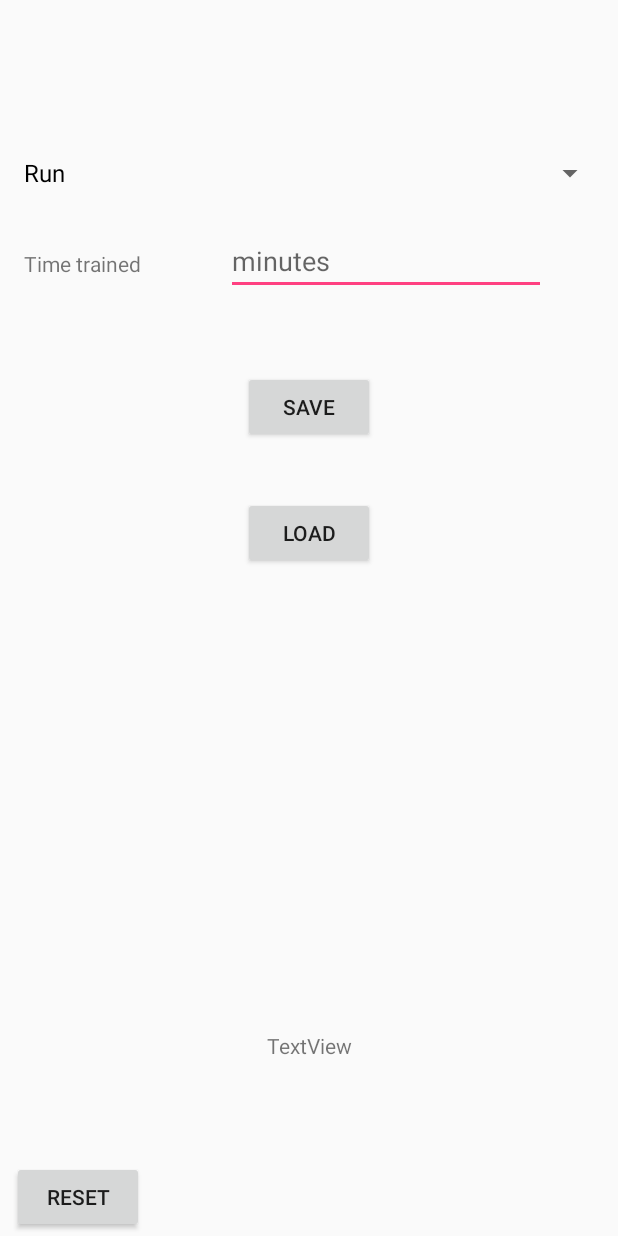
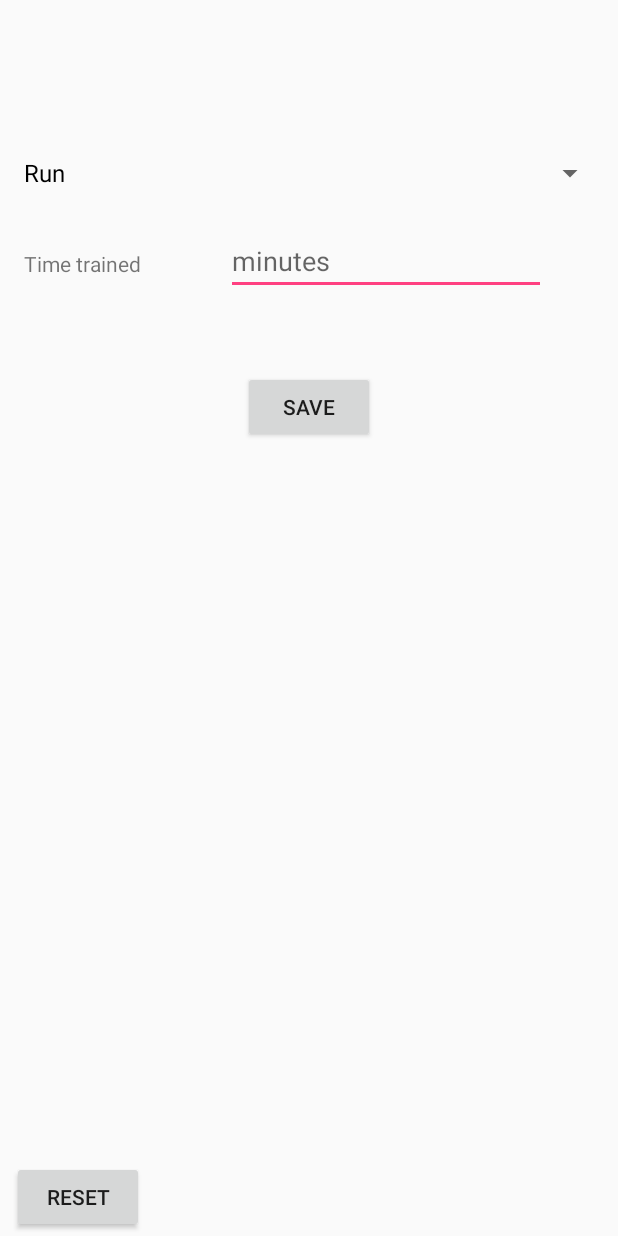
Before and after one commit to IvayloAsenov/GymBuddy, an Android app: the AddWorkout screen opened directly, with no data from a screen before it, after a tap on "SAVE", on a phone screen of 412 x 824 dp. Run offline under Robolectric (Android 15) with nearby library versions, the phone set to English and light mode, and no system bars.

Commit message:
-Saves Date and View Workouts is organized (date-workout-time)

```diff
--- a/app/src/main/java/com/example/ivo/gymbuddy/AddWorkout.java
+++ b/app/src/main/java/com/example/ivo/gymbuddy/AddWorkout.java
@@ -1,7 +1,11 @@
 package com.example.ivo.gymbuddy;
 
+import android.icu.text.SimpleDateFormat;
+import android.icu.util.Calendar;
 import android.icu.util.Output;
+import android.os.Build;
 import android.os.Bundle;
+import android.support.annotation.RequiresApi;
 import android.support.design.widget.FloatingActionButton;
 import android.support.design.widget.Snackbar;
 import android.support.v7.app.AppCompatActivity;
@@ -25,13 +29,9 @@ public class AddWorkout extends AppCompatActivity implements Workouts {
 
     Spinner spinner_workouts;
     Button b_save;
-    Button b_load;
-    TextView textview;
     EditText et_time;
 
     Button b_reset;
-
-    int data_block = 100; //Reads 100 bytes at a time
 
     @Override
     protected void onCreate(Bundle savedInstanceState) {
@@ -40,8 +40,6 @@ public class AddWorkout extends AppCompatActivity implements Workouts {
 
         spinner_workouts = (Spinner) findViewById(R.id.workouts_spinner);
         b_save = (Button) findViewById(R.id.b_save);
-        b_load = (Button) findViewById(R.id.b_load);
-        textview = (TextView) findViewById(R.id.text);
         et_time = (EditText) findViewById(R.id.et_time);
 
         b_reset = (Button) findViewById(R.id.b_reset);
@@ -54,13 +52,6 @@ public class AddWorkout extends AppCompatActivity implements Workouts {
             @Override
             public void onClick(View v) {
                 Save();
-            }
-        });
-
-        b_load.setOnClickListener(new View.OnClickListener() {
-            @Override
-            public void onClick(View v) {
-                Load();
             }
         });
 
@@ -79,17 +70,22 @@ public class AddWorkout extends AppCompatActivity implements Workouts {
 
 
     /*
-        Save/Load methods used to save data on file and read from it
+        Save method used to save data on file and read from it
         in Append | Private mode
      */
 
+    @RequiresApi(api = Build.VERSION_CODES.N)
     public void Save()
     {
         String message;
         String s_workout = spinner_workouts.getSelectedItem().toString();
         String s_time = et_time.getText().toString();
 
-        message = "[" + s_workout + "-" + s_time + "]";
+        Calendar c = Calendar.getInstance();
+        SimpleDateFormat df = new SimpleDateFormat("yyyy-MM-dd");
+        String formattedDate = df.format(c.getTime());
+
+        message = "[" + formattedDate + " " + s_workout + " " + s_time + " ";
 
         FileOutputStream fou = null;
 
@@ -108,28 +104,5 @@ public class AddWorkout extends AppCompatActivity implements Workouts {
         }
     }
 
-    public void Load()
-    {
-        try {
-            FileInputStream fis = openFileInput("text.txt");
-            InputStreamReader isr = new InputStreamReader(fis);
-            char[] data = new char[data_block];
-            String final_data="";
-            int size;
 
-            try {
-                while((size = isr.read(data)) > 0)
-                {
-                    String read_data = String.copyValueOf(data, 0, size);
-                    final_data += read_data;
-                    data = new char[data_block];
-                }
-                textview.setText(final_data);
-            } catch (IOException e){
-                e.printStackTrace();
-            }
-        } catch(FileNotFoundException e){
-            e.printStackTrace();
-        }
-    }
 }
--- a/app/src/main/res/layout/activity_add_workout.xml
+++ b/app/src/main/res/layout/activity_add_workout.xml
@@ -6,19 +6,6 @@
     android:layout_width="match_parent"
     android:layout_height="match_parent"
     tools:context="com.example.ivo.gymbuddy.AddWorkout">
-
-    <TextView
-        android:id="@+id/text"
-        android:layout_width="wrap_content"
-        android:layout_height="wrap_content"
-        android:text="TextView"
-        tools:layout_constraintRight_creator="1"
-        tools:layout_constraintBottom_creator="1"
-        app:layout_constraintBottom_toBottomOf="parent"
-        app:layout_constraintRight_toRightOf="parent"
-        tools:layout_constraintLeft_creator="1"
-        android:layout_marginBottom="117dp"
-        app:layout_constraintLeft_toLeftOf="parent" />
 
     <Spinner
         android:id="@+id/workouts_spinner"
@@ -48,19 +35,6 @@
         tools:layout_constraintLeft_creator="1"
         app:layout_constraintLeft_toLeftOf="parent"
         app:layout_constraintTop_toTopOf="@+id/workouts_spinner" />
-
-    <Button
-        android:id="@+id/b_load"
-        android:layout_width="wrap_content"
-        android:layout_height="wrap_content"
-        android:text="Load"
-        tools:layout_constraintTop_creator="1"
-        tools:layout_constraintRight_creator="1"
-        app:layout_constraintRight_toRightOf="@+id/b_save"
-        android:layout_marginTop="36dp"
-        app:layout_constraintTop_toBottomOf="@+id/b_save"
-        tools:layout_constraintLeft_creator="1"
-        app:layout_constraintLeft_toLeftOf="@+id/b_save" />
 
     <TextView
         android:id="@+id/tv_time"
```
Also changed, not shown: app/src/main/java/com/example/ivo/gymbuddy/SeeWorkouts.java (+54 -0 lines), app/src/main/res/layout/activity_see_workouts.xml (+15 -7 lines).
